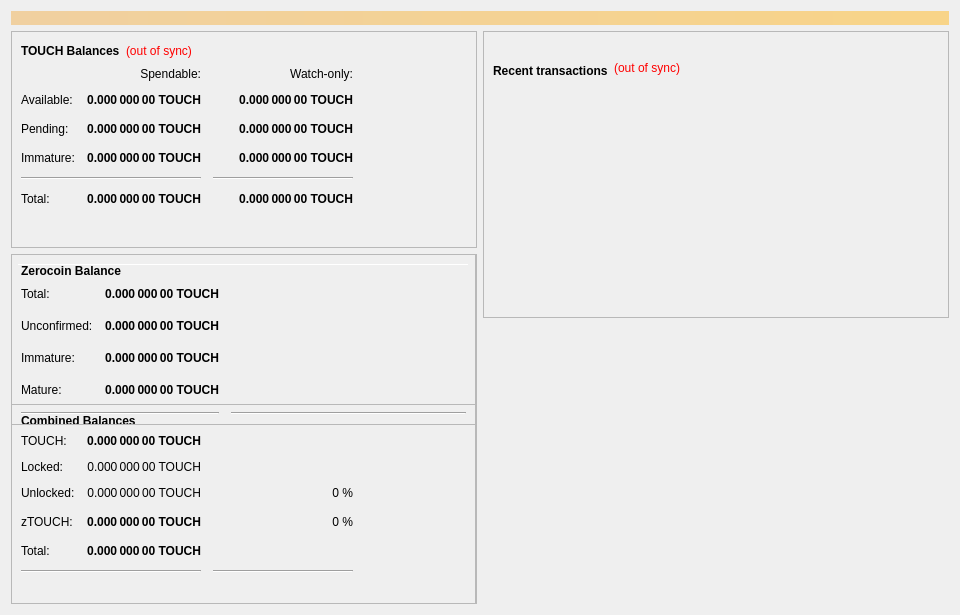
Before: the Qt Designer form src/qt/forms/overviewpage.ui in LinenoiseDev/Touch, drawn with Qt 5.
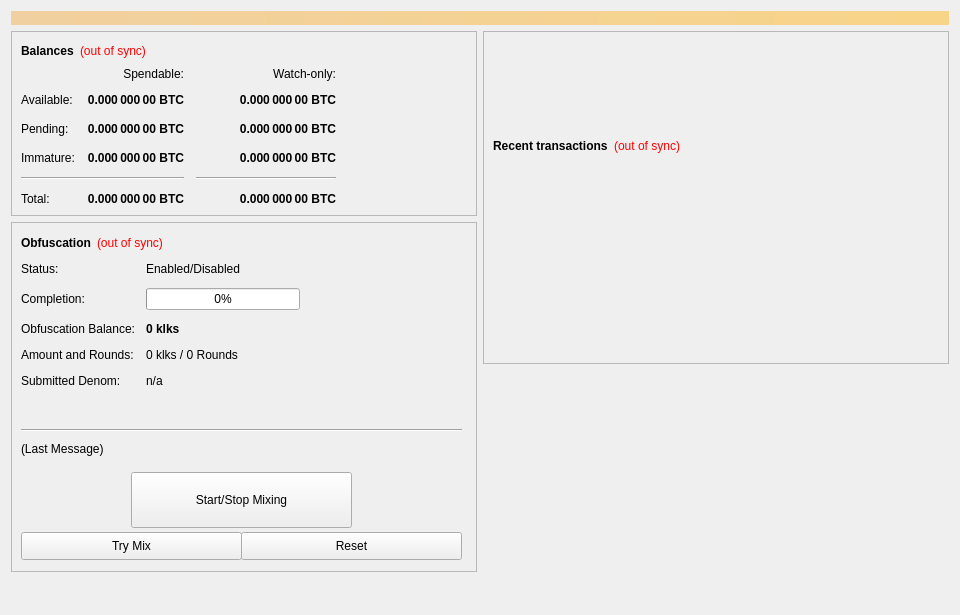
After: the same form once the commit is applied. Icons and pictures are not drawn.

Commit message: Initialize Touch

The edit to the form file:
```diff
--- a/src/qt/forms/overviewpage.ui
+++ b/src/qt/forms/overviewpage.ui
@@ -60,7 +60,7 @@
                </font>
               </property>
               <property name="text">
-               <string>TOUCH Balances</string>
+               <string>Balances</string>
               </property>
              </widget>
             </item>
@@ -70,7 +70,7 @@
                <cursorShape>WhatsThisCursor</cursorShape>
               </property>
               <property name="toolTip">
-               <string>The displayed information may be out of date. Your wallet automatically synchronizes with the Touch network after a connection is established, but this process has not completed yet.</string>
+               <string>The displayed information may be out of date. Your wallet automatically synchronizes with the klks network after a connection is established, but this process has not completed yet.</string>
               </property>
               <property name="styleSheet">
                <string notr="true">QLabel { color: red; }</string>
@@ -118,7 +118,7 @@
                <string>Unconfirmed transactions to watch-only addresses</string>
               </property>
               <property name="text">
-               <string notr="true">0.000 000 00 TOUCH</string>
+               <string notr="true">0.000 000 00 BTC</string>
               </property>
               <property name="alignment">
                <set>Qt::AlignRight|Qt::AlignTrailing|Qt::AlignVCenter</set>
@@ -143,7 +143,7 @@
                <string>Total of transactions that have yet to be confirmed, and do not yet count toward the spendable balance</string>
               </property>
               <property name="text">
-               <string notr="true">0.000 000 00 TOUCH</string>
+               <string notr="true">0.000 000 00 BTC</string>
               </property>
               <property name="alignment">
                <set>Qt::AlignRight|Qt::AlignTrailing|Qt::AlignVCenter</set>
@@ -168,7 +168,7 @@
                <string>Staked or masternode rewards in watch-only addresses that has not yet matured</string>
               </property>
               <property name="text">
-               <string notr="true">0.000 000 00 TOUCH</string>
+               <string notr="true">0.000 000 00 BTC</string>
               </property>
               <property name="alignment">
                <set>Qt::AlignRight|Qt::AlignTrailing|Qt::AlignVCenter</set>
@@ -226,7 +226,7 @@
                <string>Staked or masternode rewards that has not yet matured</string>
               </property>
               <property name="text">
-               <string notr="true">0.000 000 00 TOUCH</string>
+               <string notr="true">0.000 000 00 BTC</string>
               </property>
               <property name="alignment">
                <set>Qt::AlignRight|Qt::AlignTrailing|Qt::AlignVCenter</set>
@@ -271,7 +271,7 @@
                <string>Your current total balance</string>
               </property>
               <property name="text">
-               <string notr="true">0.000 000 00 TOUCH</string>
+               <string notr="true">0.000 000 00 BTC</string>
               </property>
               <property name="alignment">
                <set>Qt::AlignRight|Qt::AlignTrailing|Qt::AlignVCenter</set>
@@ -296,7 +296,7 @@
                <string>Current total balance in watch-only addresses</string>
               </property>
               <property name="text">
-               <string notr="true">0.000 000 00 TOUCH</string>
+               <string notr="true">0.000 000 00 BTC</string>
               </property>
               <property name="alignment">
                <set>Qt::AlignRight|Qt::AlignTrailing|Qt::AlignVCenter</set>
@@ -338,7 +338,7 @@
                <string>Your current spendable balance</string>
               </property>
               <property name="text">
-               <string notr="true">0.000 000 00 TOUCH</string>
+               <string notr="true">0.000 000 00 BTC</string>
               </property>
               <property name="alignment">
                <set>Qt::AlignRight|Qt::AlignTrailing|Qt::AlignVCenter</set>
@@ -363,7 +363,7 @@
                <string>Your current balance in watch-only addresses</string>
               </property>
               <property name="text">
-               <string notr="true">0.000 000 00 TOUCH</string>
+               <string notr="true">0.000 000 00 BTC</string>
               </property>
               <property name="alignment">
                <set>Qt::AlignRight|Qt::AlignTrailing|Qt::AlignVCenter</set>
@@ -392,19 +392,6 @@
             </item>
            </layout>
           </item>
-          <item>
-           <spacer name="verticalSpacer_4">
-            <property name="orientation">
-             <enum>Qt::Vertical</enum>
-            </property>
-            <property name="sizeHint" stdset="0">
-             <size>
-              <width>20</width>
-              <height>40</height>
-             </size>
-            </property>
-           </spacer>
-          </item>
          </layout>
         </widget>
        </item>
@@ -425,6 +412,112 @@
          <property name="frameShadow">
           <enum>QFrame::Raised</enum>
          </property>
+         <widget class="QWidget" name="formLayoutWidget">
+          <property name="geometry">
+           <rect>
+            <x>10</x>
+            <y>40</y>
+            <width>451</width>
+            <height>161</height>
+           </rect>
+          </property>
+          <layout class="QFormLayout" name="formLayout">
+           <property name="fieldGrowthPolicy">
+            <enum>QFormLayout::AllNonFixedFieldsGrow</enum>
+           </property>
+           <property name="horizontalSpacing">
+            <number>11</number>
+           </property>
+           <property name="verticalSpacing">
+            <number>12</number>
+           </property>
+           <item row="0" column="0">
+            <widget class="QLabel" name="label_6">
+             <property name="text">
+              <string>Status:</string>
+             </property>
+            </widget>
+           </item>
+           <item row="1" column="0">
+            <widget class="QLabel" name="label_7">
+             <property name="text">
+              <string>Completion:</string>
+             </property>
+            </widget>
+           </item>
+           <item row="1" column="1">
+            <widget class="QProgressBar" name="obfuscationProgress">
+             <property name="maximumSize">
+              <size>
+               <width>154</width>
+               <height>16777215</height>
+              </size>
+             </property>
+             <property name="value">
+              <number>0</number>
+             </property>
+            </widget>
+           </item>
+           <item row="2" column="0">
+            <widget class="QLabel" name="labelAnonymizedText">
+             <property name="text">
+              <string>Obfuscation Balance:</string>
+             </property>
+            </widget>
+           </item>
+           <item row="2" column="1">
+            <widget class="QLabel" name="labelAnonymized">
+             <property name="font">
+              <font>
+               <weight>75</weight>
+               <bold>true</bold>
+              </font>
+             </property>
+             <property name="text">
+              <string notr="true">0 klks</string>
+             </property>
+            </widget>
+           </item>
+           <item row="3" column="0">
+            <widget class="QLabel" name="label_8">
+             <property name="text">
+              <string>Amount and Rounds:</string>
+             </property>
+            </widget>
+           </item>
+           <item row="3" column="1">
+            <widget class="QLabel" name="labelAmountRounds">
+             <property name="text">
+              <string>0 klks / 0 Rounds</string>
+             </property>
+            </widget>
+           </item>
+           <item row="4" column="0">
+            <widget class="QLabel" name="label_9">
+             <property name="text">
+              <string>Submitted Denom:</string>
+             </property>
+            </widget>
+           </item>
+           <item row="4" column="1">
+            <widget class="QLabel" name="labelSubmittedDenom">
+             <property name="toolTip">
+              <string>The denominations you submitted to the Masternode.&lt;br&gt;To mix, other users must submit the exact same denominations.</string>
+             </property>
+             <property name="text">
+              <string>n/a</string>
+             </property>
+            </widget>
+           </item>
+           <item row="0" column="1">
+            <widget class="QLabel" name="obfuscationEnabled">
+             <property name="text">
+              <string>Enabled/Disabled</string>
+             </property>
+            </widget>
+           </item>
+          </layout>
+         </widget>
          <widget class="QPushButton" name="runAutoDenom">
           <property name="geometry">
            <rect>
@@ -862,557 +955,179 @@
            <bool>true</bool>
           </property>
          </widget>
-         <widget class="Line" name="line">
+         <widget class="QPushButton" name="toggleObfuscation">
           <property name="geometry">
            <rect>
-            <x>7</x>
-            <y>10</y>
-            <width>451</width>
-            <height>1</height>
+            <x>120</x>
+            <y>250</y>
+            <width>221</width>
+            <height>56</height>
+           </rect>
+          </property>
+          <property name="sizePolicy">
+           <sizepolicy hsizetype="MinimumExpanding" vsizetype="Fixed">
+            <horstretch>0</horstretch>
+            <verstretch>0</verstretch>
+           </sizepolicy>
+          </property>
+          <property name="text">
+           <string>Start/Stop Mixing</string>
+          </property>
+         </widget>
+         <widget class="Line" name="lineLastMessage">
+          <property name="geometry">
+           <rect>
+            <x>10</x>
+            <y>200</y>
+            <width>441</width>
+            <height>16</height>
            </rect>
           </property>
           <property name="orientation">
            <enum>Qt::Horizontal</enum>
           </property>
          </widget>
-         <widget class="QFrame" name="frame_3">
+         <widget class="QLabel" name="obfuscationStatus">
           <property name="geometry">
            <rect>
-            <x>0</x>
-            <y>150</y>
-            <width>465</width>
-            <height>201</height>
+            <x>10</x>
+            <y>220</y>
+            <width>451</width>
+            <height>61</height>
            </rect>
           </property>
-          <property name="frameShape">
-           <enum>QFrame::StyledPanel</enum>
+          <property name="minimumSize">
+           <size>
+            <width>288</width>
+            <height>43</height>
+           </size>
           </property>
-          <property name="frameShadow">
-           <enum>QFrame::Raised</enum>
+          <property name="text">
+           <string>(Last Message)</string>
           </property>
-          <layout class="QVBoxLayout" name="verticalLayout_5">
+          <property name="alignment">
+           <set>Qt::AlignLeading|Qt::AlignLeft|Qt::AlignTop</set>
+          </property>
+          <property name="wordWrap">
+           <bool>true</bool>
+          </property>
+         </widget>
+         <widget class="QPushButton" name="obfuscationAuto">
+          <property name="geometry">
+           <rect>
+            <x>10</x>
+            <y>310</y>
+            <width>221</width>
+            <height>28</height>
+           </rect>
+          </property>
+          <property name="sizePolicy">
+           <sizepolicy hsizetype="MinimumExpanding" vsizetype="Fixed">
+            <horstretch>0</horstretch>
+            <verstretch>0</verstretch>
+           </sizepolicy>
+          </property>
+          <property name="toolTip">
+           <string>Try to manually submit a Obfuscation request.</string>
+          </property>
+          <property name="text">
+           <string>Try Mix</string>
+          </property>
+         </widget>
+         <widget class="QPushButton" name="obfuscationReset">
+          <property name="geometry">
+           <rect>
+            <x>230</x>
+            <y>310</y>
+            <width>221</width>
+            <height>28</height>
+           </rect>
+          </property>
+          <property name="sizePolicy">
+           <sizepolicy hsizetype="MinimumExpanding" vsizetype="Fixed">
+            <horstretch>0</horstretch>
+            <verstretch>0</verstretch>
+           </sizepolicy>
+          </property>
+          <property name="toolTip">
+           <string>Reset the current status of Obfuscation (can interrupt Obfuscation if it's in the process of Mixing, which can cost you money!)</string>
+          </property>
+          <property name="autoFillBackground">
+           <bool>false</bool>
+          </property>
+          <property name="text">
+           <string>Reset</string>
+          </property>
+         </widget>
+         <widget class="QWidget" name="layoutWidget">
+          <property name="geometry">
+           <rect>
+            <x>10</x>
+            <y>10</y>
+            <width>431</width>
+            <height>22</height>
+           </rect>
+          </property>
+          <layout class="QHBoxLayout" name="horizontalLayout_5">
            <item>
-            <layout class="QHBoxLayout" name="horizontalLayout_5" stretch="0">
-             <item>
-              <widget class="QLabel" name="label_5z">
-               <property name="maximumSize">
-                <size>
-                 <width>16777215</width>
-                 <height>20</height>
-                </size>
-               </property>
-               <property name="font">
-                <font>
-                 <weight>75</weight>
-                 <bold>true</bold>
-                </font>
-               </property>
-               <property name="toolTip">
-                <string>Combined Balances (including unconfirmed and immature coins)</string>
-               </property>
-               <property name="text">
-                <string>&lt;html&gt;&lt;head/&gt;&lt;body&gt;&lt;p&gt;Combined Balances&lt;/p&gt;&lt;/body&gt;&lt;/html&gt;</string>
-               </property>
-              </widget>
-             </item>
-            </layout>
+            <widget class="QLabel" name="label_2">
+             <property name="font">
+              <font>
+               <weight>75</weight>
+               <bold>true</bold>
+              </font>
+             </property>
+             <property name="text">
+              <string>Obfuscation</string>
+             </property>
+            </widget>
            </item>
            <item>
-            <layout class="QGridLayout" name="gridLayout_3">
-             <property name="spacing">
-              <number>12</number>
+            <widget class="QLabel" name="labelObfuscationSyncStatus">
+             <property name="toolTip">
+              <string>The displayed information may be out of date. Your wallet automatically synchronizes with the klks network after a connection is established, but this process has not completed yet.</string>
              </property>
-             <item row="7" column="0" colspan="2">
-              <widget class="Line" name="lineSpendableBalance_3">
-               <property name="orientation">
-                <enum>Qt::Horizontal</enum>
-               </property>
-              </widget>
-             </item>
-             <item row="7" column="2">
-              <widget class="Line" name="lineWatchBalance_3">
-               <property name="sizePolicy">
-                <sizepolicy hsizetype="Preferred" vsizetype="Fixed">
-                 <horstretch>0</horstretch>
-                 <verstretch>0</verstretch>
-                </sizepolicy>
-               </property>
-               <property name="minimumSize">
-                <size>
-                 <width>140</width>
-                 <height>0</height>
-                </size>
-               </property>
-               <property name="orientation">
-                <enum>Qt::Horizontal</enum>
-               </property>
-              </widget>
-             </item>
-             <item row="4" column="1">
-              <widget class="QLabel" name="labelzBalancez">
-               <property name="font">
-                <font>
-                 <weight>75</weight>
-                 <bold>true</bold>
-                </font>
-               </property>
-               <property name="cursor">
-                <cursorShape>IBeamCursor</cursorShape>
-               </property>
-               <property name="toolTip">
-                <string>Total of transactions that have yet to be confirmed, and do not yet count toward the spendable balance</string>
-               </property>
-               <property name="text">
-                <string notr="true">0.000 000 00 TOUCH</string>
-               </property>
-               <property name="alignment">
-                <set>Qt::AlignRight|Qt::AlignTrailing|Qt::AlignVCenter</set>
-               </property>
-               <property name="textInteractionFlags">
-                <set>Qt::LinksAccessibleByMouse|Qt::TextSelectableByKeyboard|Qt::TextSelectableByMouse</set>
-               </property>
-              </widget>
-             </item>
-             <item row="6" column="1">
-              <widget class="QLabel" name="labelTotalz">
-               <property name="font">
-                <font>
-                 <weight>75</weight>
-                 <bold>true</bold>
-                </font>
-               </property>
-               <property name="cursor">
-                <cursorShape>IBeamCursor</cursorShape>
-               </property>
-               <property name="toolTip">
-                <string>Total Balance, including unconfirmed and immature coins.</string>
-               </property>
-               <property name="text">
-                <string notr="true">0.000 000 00 TOUCH</string>
-               </property>
-               <property name="alignment">
-                <set>Qt::AlignRight|Qt::AlignTrailing|Qt::AlignVCenter</set>
-               </property>
-               <property name="textInteractionFlags">
-                <set>Qt::LinksAccessibleByMouse|Qt::TextSelectableByKeyboard|Qt::TextSelectableByMouse</set>
-               </property>
-              </widget>
-             </item>
-             <item row="4" column="3">
-              <spacer name="horizontalSpacer_6">
-               <property name="orientation">
-                <enum>Qt::Horizontal</enum>
-               </property>
-               <property name="sizeHint" stdset="0">
-                <size>
-                 <width>40</width>
-                 <height>20</height>
-                </size>
-               </property>
-              </spacer>
-             </item>
-             <item row="6" column="0">
-              <widget class="QLabel" name="labelTotalTextz">
-               <property name="text">
-                <string>Total:</string>
-               </property>
-              </widget>
-             </item>
-             <item row="1" column="0">
-              <widget class="QLabel" name="labelBalanceTextz">
-               <property name="text">
-                <string>TOUCH:</string>
-               </property>
-              </widget>
-             </item>
-             <item row="1" column="1">
-              <widget class="QLabel" name="labelBalancez">
-               <property name="font">
-                <font>
-                 <weight>75</weight>
-                 <bold>true</bold>
-                </font>
-               </property>
-               <property name="cursor">
-                <cursorShape>IBeamCursor</cursorShape>
-               </property>
-               <property name="toolTip">
-                <string>Your current spendable balance</string>
-               </property>
-               <property name="text">
-                <string notr="true">0.000 000 00 TOUCH</string>
-               </property>
-               <property name="alignment">
-                <set>Qt::AlignRight|Qt::AlignTrailing|Qt::AlignVCenter</set>
-               </property>
-               <property name="textInteractionFlags">
-                <set>Qt::LinksAccessibleByMouse|Qt::TextSelectableByKeyboard|Qt::TextSelectableByMouse</set>
-               </property>
-              </widget>
-             </item>
-             <item row="4" column="0">
-              <widget class="QLabel" name="labelzBalanceTextz">
-               <property name="toolTip">
-                <string/>
-               </property>
-               <property name="text">
-                <string>zTOUCH:</string>
-               </property>
-              </widget>
-             </item>
-             <item row="4" column="2">
-              <widget class="QLabel" name="labelzTOUCHPercent">
-               <property name="toolTip">
-                <string>Current percentage of zTOUCH.
-If AutoMint is enabled this percentage will settle around the configured AutoMint percentage (default = 10%)</string>
-               </property>
-               <property name="text">
-                <string>0 %</string>
-               </property>
-               <property name="alignment">
-                <set>Qt::AlignRight|Qt::AlignTrailing|Qt::AlignVCenter</set>
-               </property>
-              </widget>
-             </item>
-             <item row="6" column="2">
-              <widget class="QLabel" name="label100Percent">
-               <property name="text">
-                <string/>
-               </property>
-               <property name="alignment">
-                <set>Qt::AlignRight|Qt::AlignTrailing|Qt::AlignVCenter</set>
-               </property>
-              </widget>
-             </item>
-             <item row="2" column="1">
-              <widget class="QLabel" name="labelLockedBalance">
-               <property name="toolTip">
-                <string>Locked TOUCH or Masternode collaterals. These are excluded from zTOUCH minting.</string>
-               </property>
-               <property name="text">
-                <string>0.000 000 00 TOUCH</string>
-               </property>
-               <property name="alignment">
-                <set>Qt::AlignRight|Qt::AlignTrailing|Qt::AlignVCenter</set>
-               </property>
-              </widget>
-             </item>
-             <item row="2" column="0">
-              <widget class="QLabel" name="labelLockedBalanceText">
-               <property name="toolTip">
-                <string>Locked TOUCH or Masternode collaterals. These are excluded from zTOUCH minting.</string>
-               </property>
-               <property name="text">
-                <string>Locked:</string>
-               </property>
-              </widget>
-             </item>
-             <item row="3" column="0">
-              <widget class="QLabel" name="labelUnLockedBalanceText">
-               <property name="toolTip">
-                <string>Unlocked TOUCHs. These can be used for zTOUCH minting.</string>
-               </property>
-               <property name="text">
-                <string>Unlocked:</string>
-               </property>
-              </widget>
-             </item>
-             <item row="3" column="1">
-              <widget class="QLabel" name="labelUnLockedBalance">
-               <property name="toolTip">
-                <string>Unlocked TOUCHs. These can be used for zTOUCH minting.</string>
-               </property>
-               <property name="text">
-                <string>0.000 000 00 TOUCH</string>
-               </property>
-               <property name="alignment">
-                <set>Qt::AlignRight|Qt::AlignTrailing|Qt::AlignVCenter</set>
-               </property>
-              </widget>
-             </item>
-             <item row="3" column="2">
-              <widget class="QLabel" name="labelTOUCHPercent">
-               <property name="text">
-                <string>0 %</string>
-               </property>
-               <property name="alignment">
-                <set>Qt::AlignRight|Qt::AlignTrailing|Qt::AlignVCenter</set>
-               </property>
-              </widget>
-             </item>
-            </layout>
+             <property name="styleSheet">
+              <string notr="true">QLabel { color: red; }</string>
+             </property>
+             <property name="text">
+              <string notr="true">(out of sync)</string>
+             </property>
+             <property name="alignment">
+              <set>Qt::AlignLeading|Qt::AlignLeft|Qt::AlignVCenter</set>
+             </property>
+            </widget>
            </item>
            <item>
-            <spacer name="verticalSpacer">
+            <spacer name="horizontalSpacer_4">
              <property name="orientation">
-              <enum>Qt::Vertical</enum>
+              <enum>Qt::Horizontal</enum>
              </property>
              <property name="sizeHint" stdset="0">
               <size>
-               <width>20</width>
-               <height>40</height>
+               <width>40</width>
+               <height>20</height>
               </size>
              </property>
             </spacer>
            </item>
           </layout>
          </widget>
-         <widget class="QFrame" name="frame_4">
-          <property name="geometry">
-           <rect>
-            <x>0</x>
-            <y>0</y>
-            <width>465</width>
-            <height>171</height>
-           </rect>
-          </property>
-          <property name="frameShape">
-           <enum>QFrame::StyledPanel</enum>
-          </property>
-          <property name="frameShadow">
-           <enum>QFrame::Raised</enum>
-          </property>
-          <layout class="QVBoxLayout" name="verticalLayout_7">
-           <item>
-            <layout class="QHBoxLayout" name="horizontalLayout_8" stretch="0">
-             <item>
-              <widget class="QLabel" name="label_5z_3">
-               <property name="maximumSize">
-                <size>
-                 <width>16777215</width>
-                 <height>20</height>
-                </size>
-               </property>
-               <property name="font">
-                <font>
-                 <weight>75</weight>
-                 <bold>true</bold>
-                </font>
-               </property>
-               <property name="text">
-                <string>Zerocoin Balance</string>
-               </property>
-              </widget>
-             </item>
-            </layout>
-           </item>
-           <item>
-            <layout class="QGridLayout" name="gridLayout_5">
-             <property name="spacing">
-              <number>12</number>
-             </property>
-             <item row="4" column="0">
-              <widget class="QLabel" name="labelzBalanceMatureText">
-               <property name="toolTip">
-                <string>Mature: more than 20 confirmation and more than 3 mints of the same denomination after it was minted.
-These zTOUCH are spendable.</string>
-               </property>
-               <property name="text">
-                <string>Mature:</string>
-               </property>
-              </widget>
-             </item>
-             <item row="5" column="0" colspan="2">
-              <widget class="Line" name="lineSpendableBalance_5">
-               <property name="orientation">
-                <enum>Qt::Horizontal</enum>
-               </property>
-              </widget>
-             </item>
-             <item row="1" column="1">
-              <widget class="QLabel" name="labelzBalance">
-               <property name="font">
-                <font>
-                 <weight>75</weight>
-                 <bold>true</bold>
-                </font>
-               </property>
-               <property name="cursor">
-                <cursorShape>IBeamCursor</cursorShape>
-               </property>
-               <property name="toolTip">
-                <string>All available zTOUCH, unconfirmed and immature zTOUCH included.</string>
-               </property>
-               <property name="text">
-                <string notr="true">0.000 000 00 TOUCH</string>
-               </property>
-               <property name="alignment">
-                <set>Qt::AlignRight|Qt::AlignTrailing|Qt::AlignVCenter</set>
-               </property>
-               <property name="textInteractionFlags">
-                <set>Qt::LinksAccessibleByMouse|Qt::TextSelectableByKeyboard|Qt::TextSelectableByMouse</set>
-               </property>
-              </widget>
-             </item>
-             <item row="5" column="2">
-              <widget class="Line" name="lineWatchBalance_5">
-               <property name="sizePolicy">
-                <sizepolicy hsizetype="Preferred" vsizetype="Fixed">
-                 <horstretch>0</horstretch>
-                 <verstretch>0</verstretch>
-                </sizepolicy>
-               </property>
-               <property name="minimumSize">
-                <size>
-                 <width>140</width>
-                 <height>0</height>
-                </size>
-               </property>
-               <property name="orientation">
-                <enum>Qt::Horizontal</enum>
-               </property>
-              </widget>
-             </item>
-             <item row="1" column="0">
-              <widget class="QLabel" name="labelzBalanceText">
-               <property name="toolTip">
-                <string>All available zTOUCH, unconfirmed and immature zTOUCH included.</string>
-               </property>
-               <property name="text">
-                <string>Total:</string>
-               </property>
-              </widget>
-             </item>
-             <item row="1" column="2">
-              <spacer name="horizontalSpacer_8">
-               <property name="orientation">
-                <enum>Qt::Horizontal</enum>
-               </property>
-               <property name="sizeHint" stdset="0">
-                <size>
-                 <width>40</width>
-                 <height>20</height>
-                </size>
-               </property>
-              </spacer>
-             </item>
-             <item row="4" column="2">
-              <spacer name="horizontalSpacer_4">
-               <property name="orientation">
-                <enum>Qt::Horizontal</enum>
-               </property>
-               <property name="sizeHint" stdset="0">
-                <size>
-                 <width>40</width>
-                 <height>20</height>
-                </size>
-               </property>
-              </spacer>
-             </item>
-             <item row="4" column="1">
-              <widget class="QLabel" name="labelzBalanceMature">
-               <property name="font">
-                <font>
-                 <weight>75</weight>
-                 <bold>true</bold>
-                </font>
-               </property>
-               <property name="toolTip">
-                <string>Mature: more than 20 confirmation and more than 3 mints of the same denomination after it was minted.
-These zTOUCH are spendable.</string>
-               </property>
-               <property name="text">
-                <string>0.000 000 00 TOUCH</string>
-               </property>
-               <property name="alignment">
-                <set>Qt::AlignRight|Qt::AlignTrailing|Qt::AlignVCenter</set>
-               </property>
-              </widget>
-             </item>
-             <item row="2" column="0">
-              <widget class="QLabel" name="labelzBalanceUnconfirmedText">
-               <property name="toolTip">
-                <string>Unconfirmed: less than 20 confirmations
-Immature: confirmed, but less than 3 mints of the same denomination after it was minted</string>
-               </property>
-               <property name="text">
-                <string>Unconfirmed:</string>
-               </property>
-              </widget>
-             </item>
-             <item row="2" column="1">
-              <widget class="QLabel" name="labelzBalanceUnconfirmed">
-               <property name="font">
-                <font>
-                 <weight>75</weight>
-                 <bold>true</bold>
-                </font>
-               </property>
-               <property name="toolTip">
-                <string>Unconfirmed: less than 20 confirmations
-Immature: confirmed, but less than 3 mints of the same denomination after it was minted</string>
-               </property>
-               <property name="text">
-                <string>0.000 000 00 TOUCH</string>
-               </property>
-               <property name="alignment">
-                <set>Qt::AlignRight|Qt::AlignTrailing|Qt::AlignVCenter</set>
-               </property>
-              </widget>
-             </item>
-             <item row="2" column="2">
-              <spacer name="horizontalSpacer_5">
-               <property name="orientation">
-                <enum>Qt::Horizontal</enum>
-               </property>
-               <property name="sizeHint" stdset="0">
-                <size>
-                 <width>40</width>
-                 <height>20</height>
-                </size>
-               </property>
-              </spacer>
-             </item>
-             <item row="3" column="0">
-              <widget class="QLabel" name="labelzBalanceImmatureText">
-               <property name="toolTip">
-                <string>Unconfirmed: less than 20 confirmations
-Immature: confirmed, but less than 3 mints of the same denomination after it was minted</string>
-               </property>
-               <property name="text">
-                <string>Immature:</string>
-               </property>
-              </widget>
-             </item>
-             <item row="3" column="1">
-              <widget class="QLabel" name="labelzBalanceImmature">
-               <property name="font">
-                <font>
-                 <weight>75</weight>
-                 <bold>true</bold>
-                </font>
-               </property>
-               <property name="toolTip">
-                <string>Unconfirmed: less than 20 confirmations
-Immature: confirmed, but less than 3 mints of the same denomination after it was minted</string>
-               </property>
-               <property name="text">
-                <string>0.000 000 00 TOUCH</string>
-               </property>
-               <property name="alignment">
-                <set>Qt::AlignRight|Qt::AlignTrailing|Qt::AlignVCenter</set>
-               </property>
-              </widget>
-             </item>
-             <item row="3" column="2">
-              <spacer name="horizontalSpacer_7">
-               <property name="orientation">
-                <enum>Qt::Horizontal</enum>
-               </property>
-               <property name="sizeHint" stdset="0">
-                <size>
-                 <width>40</width>
-                 <height>20</height>
-                </size>
-               </property>
-              </spacer>
-             </item>
-            </layout>
-           </item>
-          </layout>
-         </widget>
         </widget>
        </item>
+       <item>
+        <spacer name="verticalSpacer">
+         <property name="orientation">
+          <enum>Qt::Vertical</enum>
+         </property>
+         <property name="sizeHint" stdset="0">
+          <size>
+           <width>20</width>
+           <height>40</height>
+          </size>
+         </property>
+        </spacer>
+       </item>
       </layout>
      </item>
      <item>
@@ -1426,9 +1141,26 @@
           <enum>QFrame::Raised</enum>
          </property>
          <layout class="QVBoxLayout" name="verticalLayout">
+          <item>
+           <spacer name="verticalSpacer_3">
+            <property name="orientation">
+             <enum>Qt::Vertical</enum>
+            </property>
+            <property name="sizeType">
+             <enum>QSizePolicy::Fixed</enum>
+            </property>
+            <property name="sizeHint" stdset="0">
+             <size>
+              <width>20</width>
+              <height>75</height>
+             </size>
+            </property>
+           </spacer>
+          </item>
 
-		<item>
-	    <widget class="QLabel" name="labelview">
+
+                <item>
+            <widget class="QLabel" name="labelview">
             <property name="baseSize">
              <size>
               <width>20</width>
@@ -1442,10 +1174,7 @@
                <set>Qt::AlignHCenter</set>
               </property>
            </widget>
-		</item>
-
-
-
+                </item>
 
 
           <item>
@@ -1469,7 +1198,7 @@
                <cursorShape>WhatsThisCursor</cursorShape>
               </property>
               <property name="toolTip">
-               <string>The displayed information may be out of date. Your wallet automatically synchronizes with the Touch network after a connection is established, but this process has not completed yet.</string>
+               <string>The displayed information may be out of date. Your wallet automatically synchronizes with the klks network after a connection is established, but this process has not completed yet.</string>
               </property>
               <property name="styleSheet">
                <string notr="true">QLabel { color: red; }</string>
@@ -1478,14 +1207,10 @@
                <string notr="true">(out of sync)</string>
               </property>
               <property name="alignment">
-               <set>Qt::AlignRight|Qt::AlignTop</set>
+               <set>Qt::AlignRight|Qt::AlignTrailing|Qt::AlignVCenter</set>
               </property>
              </widget>
             </item>
-
-
-
-
             <item>
              <spacer name="horizontalSpacer">
               <property name="orientation">
@@ -1502,7 +1227,6 @@
            </layout>
           </item>
           <item>
-
            <widget class="QListView" name="listTransactions">
             <property name="styleSheet">
              <string notr="true">QListView { background: transparent; }</string>
@@ -1521,9 +1245,13 @@
             </property>
            </widget>
           </item>
+         </layout>
+        </widget>
+       </item>
 
-		<item>
-	    <widget class="QLabel" name="labelface">
+
+                <item>
+            <widget class="QLabel" name="labelface">
             <property name="baseSize">
              <size>
               <width>20</width>
@@ -1537,13 +1265,9 @@
                <set>Qt::AlignHCenter</set>
               </property>
            </widget>
-		</item>
+                </item>
 
 
-
-         </layout>
-        </widget>
-       </item>
 
 
        <item>
```
The commit also changes 24 other files.
